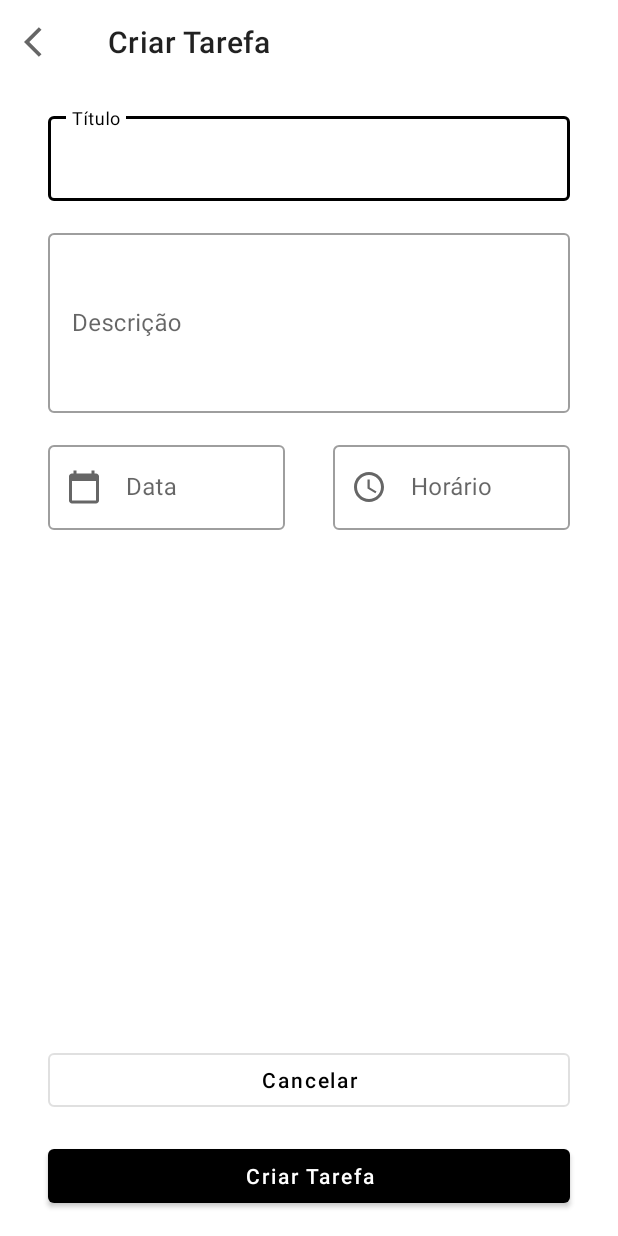
After one commit to fernandosantis/dio-app-lembrete-kotlin, an Android app: the layout activity_add_task.xml on its own in the app's theme, with its tools: preview values and no code run, on a phone screen of 412 x 824 dp. The commit adds this screen. Run offline under Robolectric (Android 15) with nearby library versions, the phone set to English and light mode, and no system bars.

Commit message:
Definindo Layout Activity Criar Tarefa

```diff
--- /dev/null
+++ b/app/src/main/res/drawable/ic_back.xml
@@ -0,0 +1,10 @@
+<vector xmlns:android="http://schemas.android.com/apk/res/android"
+    android:width="24dp"
+    android:height="24dp"
+    android:viewportWidth="24"
+    android:viewportHeight="24"
+    android:tint="?attr/colorControlNormal">
+  <path
+      android:fillColor="@android:color/white"
+      android:pathData="M11.67,3.87L9.9,2.1 0,12l9.9,9.9 1.77,-1.77L3.54,12z"/>
+</vector>
--- /dev/null
+++ b/app/src/main/res/drawable/ic_data.xml
@@ -0,0 +1,10 @@
+<vector xmlns:android="http://schemas.android.com/apk/res/android"
+    android:width="24dp"
+    android:height="24dp"
+    android:viewportWidth="24"
+    android:viewportHeight="24"
+    android:tint="?attr/colorControlNormal">
+  <path
+      android:fillColor="@android:color/white"
+      android:pathData="M20,3h-1L19,1h-2v2L7,3L7,1L5,1v2L4,3c-1.1,0 -2,0.9 -2,2v16c0,1.1 0.9,2 2,2h16c1.1,0 2,-0.9 2,-2L22,5c0,-1.1 -0.9,-2 -2,-2zM20,21L4,21L4,8h16v13z"/>
+</vector>
--- /dev/null
+++ b/app/src/main/res/drawable/ic_time.xml
@@ -0,0 +1,13 @@
+<vector xmlns:android="http://schemas.android.com/apk/res/android"
+    android:width="24dp"
+    android:height="24dp"
+    android:viewportWidth="24"
+    android:viewportHeight="24"
+    android:tint="?attr/colorControlNormal">
+  <path
+      android:fillColor="@android:color/white"
+      android:pathData="M11.99,2C6.47,2 2,6.48 2,12s4.47,10 9.99,10C17.52,22 22,17.52 22,12S17.52,2 11.99,2zM12,20c-4.42,0 -8,-3.58 -8,-8s3.58,-8 8,-8 8,3.58 8,8 -3.58,8 -8,8z"/>
+  <path
+      android:fillColor="@android:color/white"
+      android:pathData="M12.5,7H11v6l5.25,3.15 0.75,-1.23 -4.5,-2.67z"/>
+</vector>
--- /dev/null
+++ b/app/src/main/res/layout/activity_add_task.xml
@@ -0,0 +1,136 @@
+<?xml version="1.0" encoding="utf-8"?>
+<androidx.constraintlayout.widget.ConstraintLayout xmlns:android="http://schemas.android.com/apk/res/android"
+    xmlns:app="http://schemas.android.com/apk/res-auto"
+    android:layout_width="match_parent"
+    android:layout_height="match_parent">
+
+    <com.google.android.material.appbar.MaterialToolbar
+        android:id="@+id/toolbar"
+        android:layout_width="match_parent"
+        android:layout_height="wrap_content"
+        app:layout_constraintTop_toTopOf="parent"
+        app:navigationIcon="@drawable/ic_back"
+        app:title="Criar Tarefa" />
+    <androidx.constraintlayout.widget.Guideline
+        android:id="@+id/guide_start"
+        android:layout_width="wrap_content"
+        android:layout_height="wrap_content"
+        android:orientation="vertical"
+        app:layout_constraintGuide_begin="32dp"
+        />
+    <androidx.constraintlayout.widget.Guideline
+        android:id="@+id/guide_end"
+        android:layout_width="wrap_content"
+        android:layout_height="wrap_content"
+        android:orientation="vertical"
+        app:layout_constraintGuide_end="32dp"
+        />
+    <com.google.android.material.textfield.TextInputLayout
+        android:id="@+id/lay_Titulo"
+        app:layout_constraintTop_toBottomOf="@id/toolbar"
+        app:layout_constraintStart_toStartOf="@id/guide_start"
+        app:layout_constraintEnd_toEndOf="@id/guide_end"
+        android:layout_marginTop="16dp"
+        android:layout_width="0dp"
+        android:layout_height="wrap_content"
+        android:hint="@string/t_title"
+        style="@style/Widget.MaterialComponents.TextInputLayout.OutlinedBox"
+        >
+        <com.google.android.material.textfield.TextInputEditText
+            android:id="@+id/txt_titulo"
+            android:layout_width="match_parent"
+            android:inputType="text"
+            android:layout_height="wrap_content"
+            />
+    </com.google.android.material.textfield.TextInputLayout>
+
+    <com.google.android.material.textfield.TextInputLayout
+        android:id="@+id/lay_Descricao"
+        app:layout_constraintTop_toBottomOf="@id/lay_Titulo"
+        app:layout_constraintStart_toStartOf="@id/guide_start"
+        app:layout_constraintEnd_toEndOf="@id/guide_end"
+        android:layout_marginTop="16dp"
+        android:layout_width="0dp"
+        android:layout_height="wrap_content"
+        android:hint="@string/t_description"
+        style="@style/Widget.MaterialComponents.TextInputLayout.OutlinedBox"
+        >
+        <com.google.android.material.textfield.TextInputEditText
+            android:id="@+id/txt_descricao"
+            android:layout_width="match_parent"
+            android:inputType="textMultiLine"
+            android:layout_height="120dp"
+            />
+    </com.google.android.material.textfield.TextInputLayout>
+
+    <com.google.android.material.textfield.TextInputLayout
+        android:id="@+id/lay_Data"
+        app:layout_constraintTop_toBottomOf="@id/lay_Descricao"
+        app:layout_constraintStart_toStartOf="@id/guide_start"
+        app:layout_constraintEnd_toStartOf="@id/lay_Time"
+        android:layout_marginTop="16dp"
+        android:layout_width="0dp"
+        android:layout_height="wrap_content"
+        android:hint="@string/t_date"
+        style="@style/Widget.MaterialComponents.TextInputLayout.OutlinedBox"
+        android:layout_marginEnd="16dp"
+        app:startIconDrawable="@drawable/ic_data"
+        >
+        <com.google.android.material.textfield.TextInputEditText
+            android:id="@+id/txt_data"
+            android:layout_width="match_parent"
+            android:inputType="date"
+            android:layout_height="wrap_content"
+            android:focusable="false"
+            />
+    </com.google.android.material.textfield.TextInputLayout>
+
+    <com.google.android.material.textfield.TextInputLayout
+        android:id="@+id/lay_Time"
+        app:layout_constraintTop_toBottomOf="@id/lay_Descricao"
+        app:layout_constraintStart_toEndOf="@id/lay_Data"
+        app:layout_constraintEnd_toEndOf="@id/guide_end"
+        android:layout_marginTop="16dp"
+        android:layout_marginStart="16dp"
+        android:layout_width="0dp"
+        android:layout_height="wrap_content"
+        android:hint="@string/t_time"
+        style="@style/Widget.MaterialComponents.TextInputLayout.OutlinedBox"
+        app:startIconDrawable="@drawable/ic_time"
+
+        >
+        <com.google.android.material.textfield.TextInputEditText
+            android:id="@+id/txt_time"
+            android:layout_width="match_parent"
+            android:inputType="time"
+            android:layout_height="wrap_content"
+            android:focusable="false"
+            />
+    </com.google.android.material.textfield.TextInputLayout>
+
+    <com.google.android.material.button.MaterialButton
+        android:id="@+id/cmd_add_task"
+        android:layout_width="0dp"
+        android:layout_height="wrap_content"
+        app:layout_constraintBottom_toBottomOf="parent"
+        app:layout_constraintStart_toStartOf="@id/guide_start"
+        app:layout_constraintEnd_toEndOf="@id/guide_end"
+        android:layout_marginBottom="16dp"
+        android:text="@string/t_add_task"
+        android:textAllCaps="false"
+        style="@style/Widget.MaterialComponents.Button"
+        />
+    <com.google.android.material.button.MaterialButton
+        android:id="@+id/cmd_cancel_task"
+        android:layout_width="0dp"
+        android:layout_height="wrap_content"
+        app:layout_constraintBottom_toTopOf="@id/cmd_add_task"
+        app:layout_constraintStart_toStartOf="@id/guide_start"
+        app:layout_constraintEnd_toEndOf="@id/guide_end"
+        android:layout_marginBottom="16dp"
+        android:text="@string/t_cancel"
+        android:textAllCaps="false"
+        style="@style/Widget.MaterialComponents.Button.OutlinedButton"
+        />
+
+</androidx.constraintlayout.widget.ConstraintLayout>
--- a/app/src/main/res/values/strings.xml
+++ b/app/src/main/res/values/strings.xml
@@ -1,3 +1,9 @@
 <resources>
     <string name="app_name">To do list</string>
+    <string name="t_title">Título</string>
+    <string name="t_description">Descrição</string>
+    <string name="t_date">Data</string>
+    <string name="t_time">Horário</string>
+    <string name="t_add_task">Criar Tarefa</string>
+    <string name="t_cancel">Cancelar</string>
 </resources>
--- a/app/src/main/res/values/themes.xml
+++ b/app/src/main/res/values/themes.xml
@@ -1,7 +1,7 @@
 <resources xmlns:tools="http://schemas.android.com/tools">
     <!-- Base application theme. -->
     <style name="Theme.ToDoList" parent="Theme.MaterialComponents.Light.NoActionBar">
-        <item name="colorPrimary">@color/white</item>
+        <item name="colorPrimary">@color/black</item>
         <item name="colorPrimaryDark">@color/black</item>
 
         <item name="colorSecondary">@color/black</item>
```
